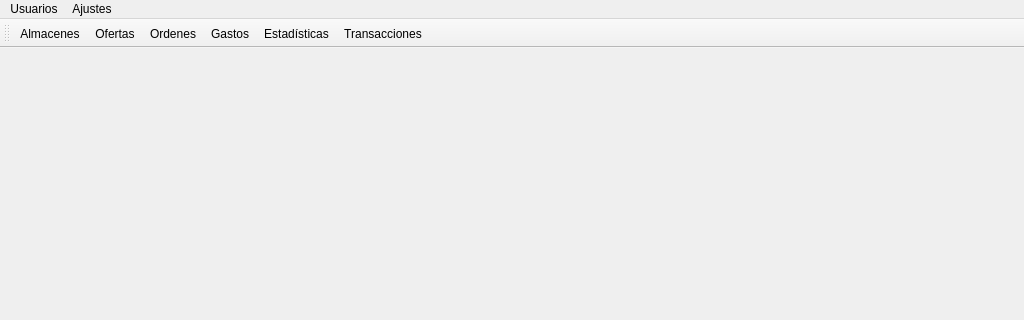
The window that RumbaBurger/principal.ui (yordanlp/RumbaBurger) describes before a commit, drawn with Qt 5; both pictures show x 0 to 1024 and y 0 to 320 of the 1024 by 768 pixel window.
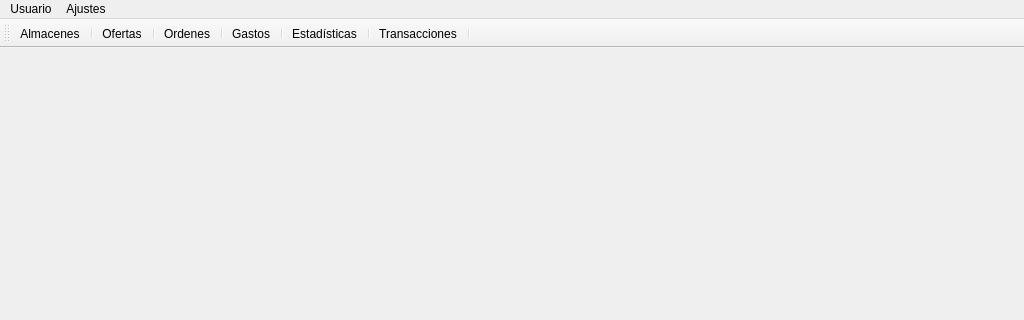
The same window after the commit. Icons and pictures are not drawn.

What changed in the file:
```diff
--- a/RumbaBurger/principal.ui
+++ b/RumbaBurger/principal.ui
@@ -48,7 +48,7 @@
    </widget>
    <widget class="QMenu" name="menuUsuarios">
     <property name="title">
-     <string>Usuarios</string>
+     <string>Usuario</string>
     </property>
     <addaction name="actionNuevo_usuario"/>
     <addaction name="actionAdministrar"/>
@@ -68,11 +68,17 @@
     <bool>false</bool>
    </attribute>
    <addaction name="actionAlmacenes"/>
+   <addaction name="separator"/>
    <addaction name="actionOfertas"/>
+   <addaction name="separator"/>
    <addaction name="actionOrdenes"/>
+   <addaction name="separator"/>
    <addaction name="actionGastos"/>
+   <addaction name="separator"/>
    <addaction name="actionEstadisticas"/>
+   <addaction name="separator"/>
    <addaction name="actionTransacciones"/>
+   <addaction name="separator"/>
   </widget>
   <action name="actionPrincipal">
    <property name="text">
```
Left out of the diff: 22 changed lines with no effect on the pictures.
